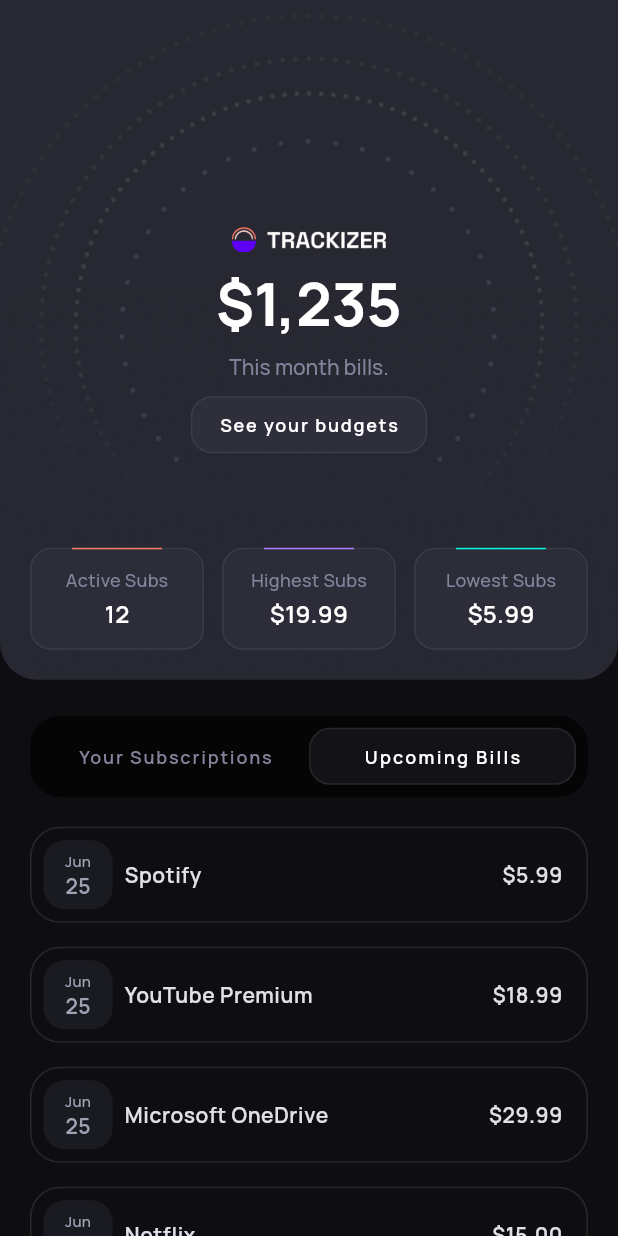
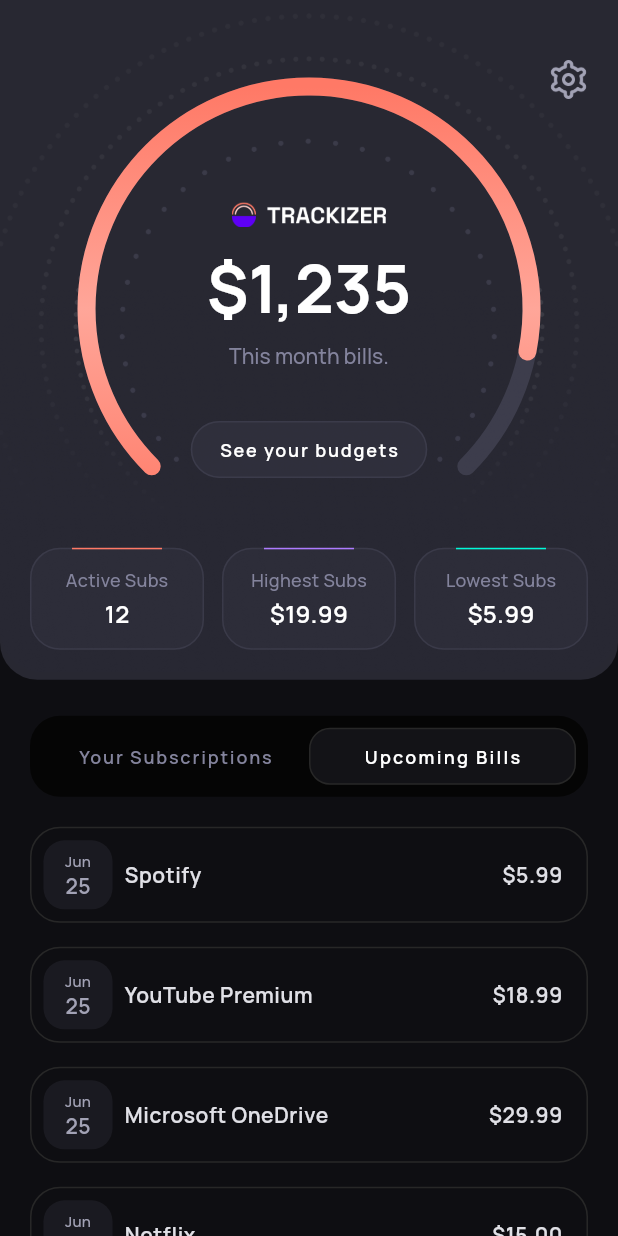
Before and after one commit to hammad0019butt-dev/trackizer, a Flutter app: the HomeView screen opened directly, after a tap on "Your Subscriptions", on a phone screen of 412 x 824 dp. Run offline on Flutter 3.47's test engine with Material 3 defaults, Android fonts, the phone set to English and light mode, and no system bars; our stand-ins replace shared_preferences; accounts and stored records are empty.

Commit message:
Home View Completed

```diff
--- a/lib/common_widgets/button/my_button.dart
+++ b/lib/common_widgets/button/my_button.dart
@@ -327,7 +327,7 @@
             decoration: BoxDecoration(
               color: TColor.grey70.withAlpha(100),
               border: Border.all(color: TColor.grey60.withAlpha(100)),
-              borderRadius: BorderRadius.circular(14),
+              borderRadius: BorderRadius.circular(20),
             ),
 
             alignment: Alignment.center,
--- /dev/null
+++ b/lib/common_widgets/custom_arc_painter.dart
@@ -0,0 +1,48 @@
+import 'package:flutter/material.dart';
+import 'package:trackizer/common/color_extention.dart';
+import 'package:vector_math/vector_math.dart';
+
+class CustomArcPainter extends CustomPainter {
+  @override
+  void paint(Canvas canvas, Size size) {
+    var rect = Rect.fromCircle(
+      center: Offset(size.width / 2, size.height / 2),
+      radius: size.width / 2,
+    );
+
+    var gradiantColor = LinearGradient(
+      begin: Alignment.topCenter,
+      end: Alignment.bottomCenter,
+      colors: [
+        // 1st
+        TColor.secondary,
+
+        // 2nd
+        TColor.secondary50,
+
+        // 3rd
+        TColor.secondary,
+      ],
+    );
+
+    // Paint
+    Paint activePaint = Paint()..shader = gradiantColor.createShader(rect);
+    activePaint.style = PaintingStyle.stroke;
+    activePaint.strokeWidth = 12.0;
+    activePaint.strokeCap = StrokeCap.round;
+
+    // Paint Background
+    Paint bckgroundPaint = Paint();
+    bckgroundPaint.color = TColor.grey60.withAlpha(140);
+    bckgroundPaint.style = PaintingStyle.stroke;
+    bckgroundPaint.strokeWidth = 12.0;
+    bckgroundPaint.strokeCap = StrokeCap.round;
+
+    // Arc
+    canvas.drawArc(rect, radians(135), radians(270), false, bckgroundPaint);
+    canvas.drawArc(rect, radians(135), radians(236), false, activePaint);
+  }
+
+  @override
+  bool shouldRepaint(CustomArcPainter oldDelegate) => false;
+}
--- a/lib/view/home/home_view.dart
+++ b/lib/view/home/home_view.dart
@@ -3,6 +3,7 @@
 import 'package:flutter/material.dart';
 import 'package:trackizer/common/color_extention.dart';
 import 'package:trackizer/common_widgets/button/my_button.dart';
+import 'package:trackizer/common_widgets/custom_arc_painter.dart';
 import 'package:trackizer/common_widgets/status_box_button.dart';
 import 'package:trackizer/common_widgets/text/my_text.dart';
 
@@ -82,7 +83,7 @@
       body: SingleChildScrollView(
         child: Column(
           children: [
-            // Progress Bar and boxes
+            // Arc Painter Bar and boxes
             Container(
               height: media.width * 1.1,
               // padding: EdgeInsets.all(20),
@@ -107,6 +108,29 @@
                     height: double.infinity,
                   ),
 
+                  // Arc Painter
+                  Container(
+                    width: media.width * 0.72,
+                    height: media.width * 0.72,
+                    padding: EdgeInsets.only(bottom: media.width * 0.1),
+                    child: CustomPaint(painter: CustomArcPainter()),
+                  ),
+
+                  // Sttings Icon
+                  Positioned(
+                    right: 20,
+                    top: 40,
+                    child: InkWell(
+                      onTap: () {},
+                      child: Image.asset(
+                        "assets/images/settings.png",
+                        width: 26,
+                        height: 26,
+                        color: TColor.grey30,
+                      ),
+                    ),
+                  ),
+
                   // Balance
                   Column(
                     mainAxisSize: MainAxisSize.min,
@@ -118,13 +142,13 @@
                         fit: BoxFit.fill,
                       ),
 
-                      SizedBox(height: 6),
+                      SizedBox(height: 10),
 
                       // Bill
                       MyText(
                         text: "\$1,235",
                         textColor: TColor.primaryText,
-                        textSize: 40,
+                        textSize: 44,
                         textWeight: FontWeight.w700,
                       ),
 
@@ -138,9 +162,9 @@
                         textWeight: FontWeight.w500,
                       ),
 
-                      SizedBox(height: 10),
+                      SizedBox(height: 34),
 
-                      // Button ( See Your Budgets)
+                      // Button ( See Your Budgets )
                       InkWell(
                         onTap: () {},
                         child: Container(
@@ -153,7 +177,7 @@
                             border: Border.all(
                               color: TColor.grey60.withAlpha(100),
                             ),
-                            borderRadius: BorderRadius.circular(14),
+                            borderRadius: BorderRadius.circular(20),
                           ),
 
                           child: MyText(
@@ -168,6 +192,9 @@
                     ],
                   ),
 
+                  // Arc Painter
+
+                  //
                   Padding(
                     padding: const EdgeInsets.all(20.0),
                     child: Column(
--- a/lib/view/login/welcome_view.dart
+++ b/lib/view/login/welcome_view.dart
@@ -42,7 +42,7 @@
                 children: [
                   // App Logo
                   Image.asset(
-                    "assets/images/welcome_screen.png",
+                    "assets/images/app_logo.png",
                     width: media.width * 0.5,
                     fit: BoxFit.fill,
                   ),
--- a/pubspec.yaml
+++ b/pubspec.yaml
@@ -14,6 +14,7 @@
   # All Dependencies
   cupertino_icons: ^1.0.8
   shared_preferences: ^2.5.5
+  vector_math: ^2.2.0
 
 
 dev_dependencies:
```
Also changed, not shown: pubspec.lock.
